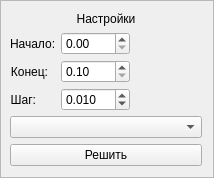
Before: the Qt Designer form DynModels/intergrationsettingframe.ui in DesmondFox/DynModels, drawn with Qt 5.
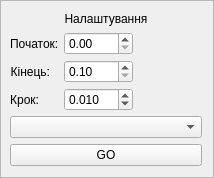
After: the same form once the commit is applied.

Patch:
```diff
--- a/DynModels/intergrationsettingframe.ui
+++ b/DynModels/intergrationsettingframe.ui
@@ -37,7 +37,7 @@
       </font>
      </property>
      <property name="text">
-      <string>Настройки</string>
+      <string>Налаштування</string>
      </property>
      <property name="scaledContents">
       <bool>false</bool>
@@ -64,7 +64,7 @@
      <item row="0" column="0">
       <widget class="QLabel" name="labelStart">
        <property name="text">
-        <string>Начало:</string>
+        <string>Початок:</string>
        </property>
        <property name="alignment">
         <set>Qt::AlignJustify|Qt::AlignVCenter</set>
@@ -90,7 +90,7 @@
      <item row="1" column="0">
       <widget class="QLabel" name="labelEnd">
        <property name="text">
-        <string>Конец:</string>
+        <string>Кінець:</string>
        </property>
        <property name="alignment">
         <set>Qt::AlignRight|Qt::AlignTrailing|Qt::AlignVCenter</set>
@@ -128,7 +128,7 @@
      <item row="2" column="0">
       <widget class="QLabel" name="labelStep">
        <property name="text">
-        <string>Шаг:</string>
+        <string>Крок:</string>
        </property>
        <property name="alignment">
         <set>Qt::AlignRight|Qt::AlignTrailing|Qt::AlignVCenter</set>
@@ -178,7 +178,7 @@
    <item>
     <widget class="QPushButton" name="pushSolve">
      <property name="text">
-      <string>Решить</string>
+      <string>GO</string>
      </property>
      <property name="autoRepeat">
       <bool>false</bool>
```
